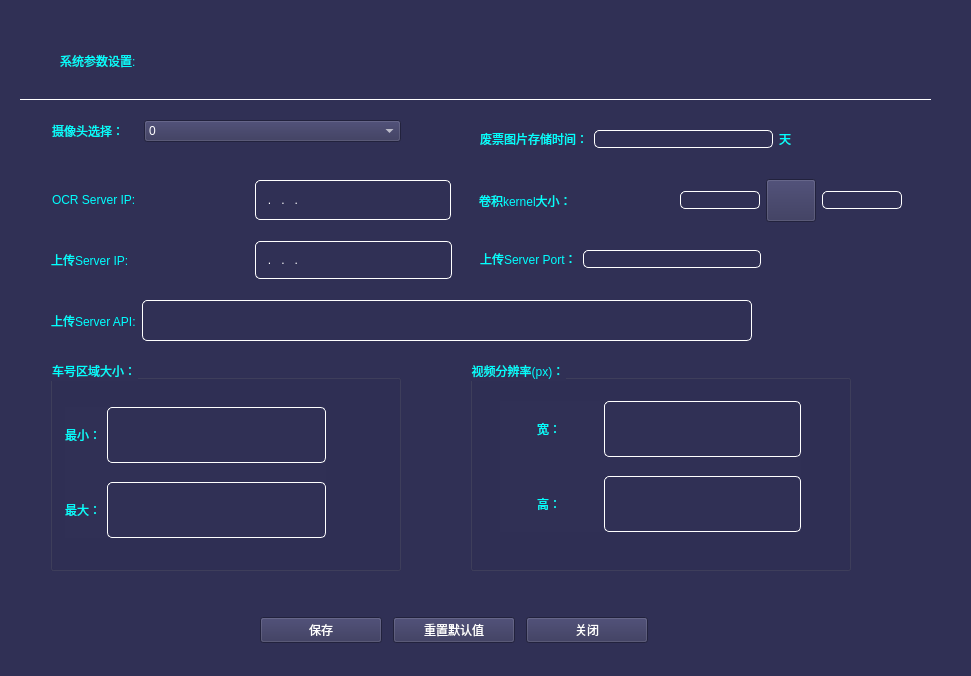
The window that pramaSetup.ui (yangyi1976/visualProductPass) describes before a commit, drawn with Qt 5.
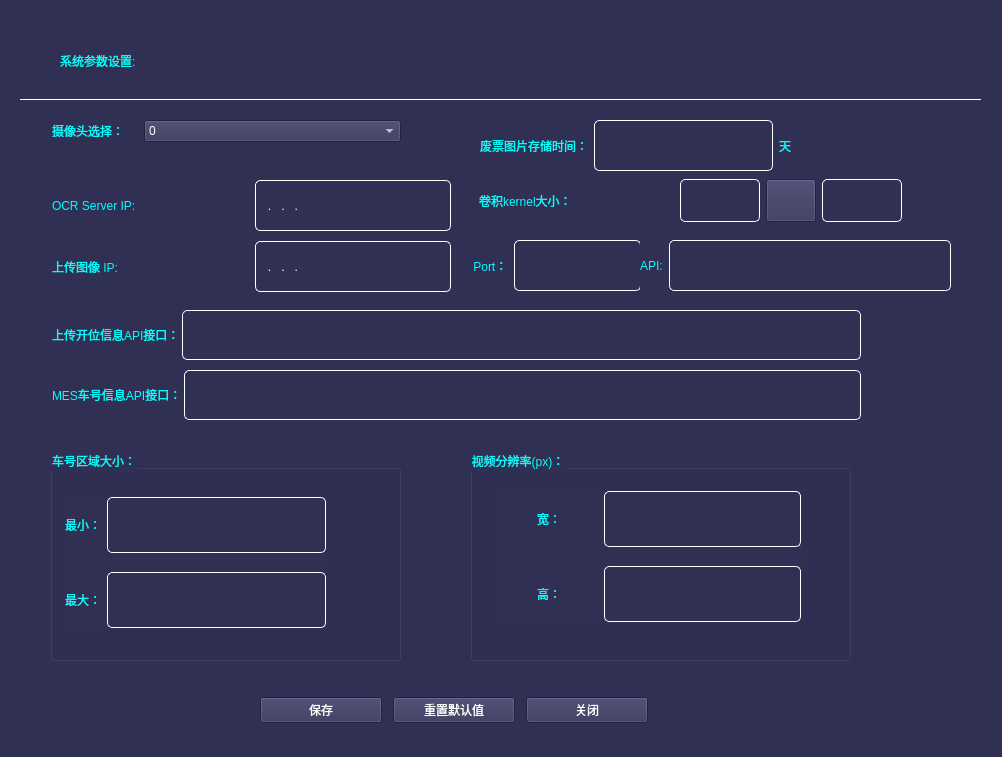
The same window after the commit.

Diff of the .ui file:
```diff
--- a/pramaSetup.ui
+++ b/pramaSetup.ui
@@ -6,8 +6,8 @@
    <rect>
     <x>0</x>
     <y>0</y>
-    <width>971</width>
-    <height>676</height>
+    <width>1002</width>
+    <height>757</height>
    </rect>
   </property>
   <property name="windowTitle">
@@ -58,7 +58,7 @@
    <property name="geometry">
     <rect>
      <x>470</x>
-     <y>360</y>
+     <y>450</y>
      <width>381</width>
      <height>211</height>
     </rect>
@@ -143,7 +143,7 @@
     <rect>
      <x>20</x>
      <y>99</y>
-     <width>911</width>
+     <width>961</width>
      <height>21</height>
     </rect>
    </property>
@@ -166,7 +166,7 @@
    <property name="geometry">
     <rect>
      <x>260</x>
-     <y>590</y>
+     <y>670</y>
      <width>388</width>
      <height>81</height>
     </rect>
@@ -248,7 +248,7 @@
    <property name="geometry">
     <rect>
      <x>50</x>
-     <y>360</y>
+     <y>450</y>
      <width>351</width>
      <height>211</height>
     </rect>
@@ -358,6 +358,12 @@
     </item>
     <item>
      <widget class="QLineEdit" name="lnKernelWidth">
+      <property name="sizePolicy">
+       <sizepolicy hsizetype="Expanding" vsizetype="Expanding">
+        <horstretch>0</horstretch>
+        <verstretch>0</verstretch>
+       </sizepolicy>
+      </property>
       <property name="maximumSize">
        <size>
         <width>80</width>
@@ -394,7 +400,7 @@
     <item>
      <widget class="QLineEdit" name="lnKernelHeight">
       <property name="sizePolicy">
-       <sizepolicy hsizetype="Preferred" vsizetype="Fixed">
+       <sizepolicy hsizetype="Preferred" vsizetype="Expanding">
         <horstretch>0</horstretch>
         <verstretch>0</verstretch>
        </sizepolicy>
@@ -421,7 +427,7 @@
      <x>50</x>
      <y>180</y>
      <width>401</width>
-     <height>40</height>
+     <height>51</height>
     </rect>
    </property>
    <layout class="QHBoxLayout" name="horizontalLayout_4">
@@ -556,23 +562,26 @@
     </item>
    </layout>
   </widget>
-  <widget class="QWidget" name="">
+  <widget class="QWidget" name="layoutWidget">
    <property name="geometry">
     <rect>
-     <x>51</x>
+     <x>50</x>
      <y>241</y>
      <width>401</width>
-     <height>38</height>
+     <height>51</height>
     </rect>
    </property>
    <layout class="QHBoxLayout" name="horizontalLayout_5">
+    <property name="leftMargin">
+     <number>2</number>
+    </property>
     <item>
      <widget class="QLabel" name="label_8">
       <property name="styleSheet">
        <string notr="true">font: 16pt &quot;黑体&quot;;</string>
       </property>
       <property name="text">
-       <string>上传Server IP:</string>
+       <string>上传图像 IP:</string>
       </property>
      </widget>
     </item>
@@ -597,13 +606,13 @@
     </item>
    </layout>
   </widget>
-  <widget class="QWidget" name="">
+  <widget class="QWidget" name="layoutWidget">
    <property name="geometry">
     <rect>
-     <x>480</x>
+     <x>470</x>
      <y>240</y>
-     <width>281</width>
-     <height>38</height>
+     <width>171</width>
+     <height>51</height>
     </rect>
    </property>
    <layout class="QHBoxLayout" name="horizontalLayout_6">
@@ -613,22 +622,29 @@
        <string notr="true">font: 16pt &quot;黑体&quot;;</string>
       </property>
       <property name="text">
-       <string>上传Server Port：</string>
+       <string> Port：</string>
       </property>
      </widget>
     </item>
     <item>
-     <widget class="QLineEdit" name="lnUploadServPort"/>
+     <widget class="QLineEdit" name="lnUploadServPort">
+      <property name="sizePolicy">
+       <sizepolicy hsizetype="Expanding" vsizetype="Expanding">
+        <horstretch>0</horstretch>
+        <verstretch>0</verstretch>
+       </sizepolicy>
+      </property>
+     </widget>
     </item>
    </layout>
   </widget>
-  <widget class="QWidget" name="">
+  <widget class="QWidget" name="layoutWidget">
    <property name="geometry">
     <rect>
      <x>480</x>
      <y>120</y>
      <width>311</width>
-     <height>38</height>
+     <height>51</height>
     </rect>
    </property>
    <layout class="QHBoxLayout" name="horizontalLayout_8">
@@ -643,7 +659,14 @@
      </widget>
     </item>
     <item>
-     <widget class="QLineEdit" name="lnFilesStoreDays"/>
+     <widget class="QLineEdit" name="lnFilesStoreDays">
+      <property name="sizePolicy">
+       <sizepolicy hsizetype="Expanding" vsizetype="Expanding">
+        <horstretch>0</horstretch>
+        <verstretch>0</verstretch>
+       </sizepolicy>
+      </property>
+     </widget>
     </item>
     <item>
      <widget class="QLabel" name="label_13">
@@ -657,13 +680,13 @@
     </item>
    </layout>
   </widget>
-  <widget class="QWidget" name="">
+  <widget class="QWidget" name="layoutWidget">
    <property name="geometry">
     <rect>
-     <x>51</x>
-     <y>300</y>
-     <width>701</width>
-     <height>41</height>
+     <x>640</x>
+     <y>240</y>
+     <width>311</width>
+     <height>51</height>
     </rect>
    </property>
    <layout class="QHBoxLayout" name="horizontalLayout_7">
@@ -673,7 +696,7 @@
        <string notr="true">font: 16pt &quot;黑体&quot;;</string>
       </property>
       <property name="text">
-       <string>上传Server API:</string>
+       <string>API:</string>
       </property>
      </widget>
     </item>
@@ -689,6 +712,88 @@
     </item>
    </layout>
   </widget>
+  <widget class="QWidget" name="layoutWidget_2">
+   <property name="geometry">
+    <rect>
+     <x>50</x>
+     <y>310</y>
+     <width>811</width>
+     <height>51</height>
+    </rect>
+   </property>
+   <layout class="QHBoxLayout" name="horizontalLayout_9">
+    <property name="spacing">
+     <number>2</number>
+    </property>
+    <property name="leftMargin">
+     <number>2</number>
+    </property>
+    <property name="bottomMargin">
+     <number>1</number>
+    </property>
+    <item>
+     <widget class="QLabel" name="label_14">
+      <property name="styleSheet">
+       <string notr="true">font: 16pt &quot;黑体&quot;;</string>
+      </property>
+      <property name="text">
+       <string>上传开位信息API接口：</string>
+      </property>
+     </widget>
+    </item>
+    <item>
+     <widget class="QLineEdit" name="lnUploadPosParamsAPI">
+      <property name="sizePolicy">
+       <sizepolicy hsizetype="Expanding" vsizetype="Expanding">
+        <horstretch>0</horstretch>
+        <verstretch>0</verstretch>
+       </sizepolicy>
+      </property>
+     </widget>
+    </item>
+   </layout>
+  </widget>
+  <widget class="QWidget" name="layoutWidget_3">
+   <property name="geometry">
+    <rect>
+     <x>50</x>
+     <y>370</y>
+     <width>811</width>
+     <height>51</height>
+    </rect>
+   </property>
+   <layout class="QHBoxLayout" name="horizontalLayout_12">
+    <property name="spacing">
+     <number>2</number>
+    </property>
+    <property name="leftMargin">
+     <number>2</number>
+    </property>
+    <property name="bottomMargin">
+     <number>1</number>
+    </property>
+    <item>
+     <widget class="QLabel" name="label_17">
+      <property name="styleSheet">
+       <string notr="true">font: 16pt &quot;黑体&quot;;</string>
+      </property>
+      <property name="text">
+       <string>MES车号信息API接口：</string>
+      </property>
+     </widget>
+    </item>
+    <item>
+     <widget class="QLineEdit" name="lnGetCartInfoAPI">
+      <property name="sizePolicy">
+       <sizepolicy hsizetype="Expanding" vsizetype="Expanding">
+        <horstretch>0</horstretch>
+        <verstretch>0</verstretch>
+       </sizepolicy>
+      </property>
+     </widget>
+    </item>
+   </layout>
+  </widget>
  </widget>
  <resources/>
  <connections/>
```
